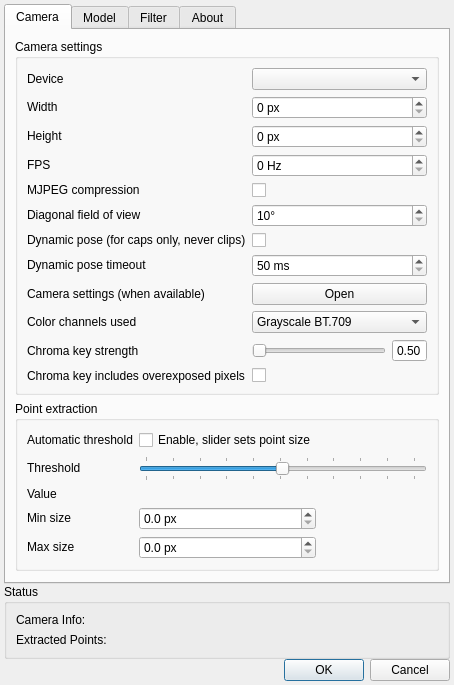
The window that tracker-pt/FTNoIR_PT_Controls.ui (opentrack/opentrack) describes before a commit, drawn with Qt 5.
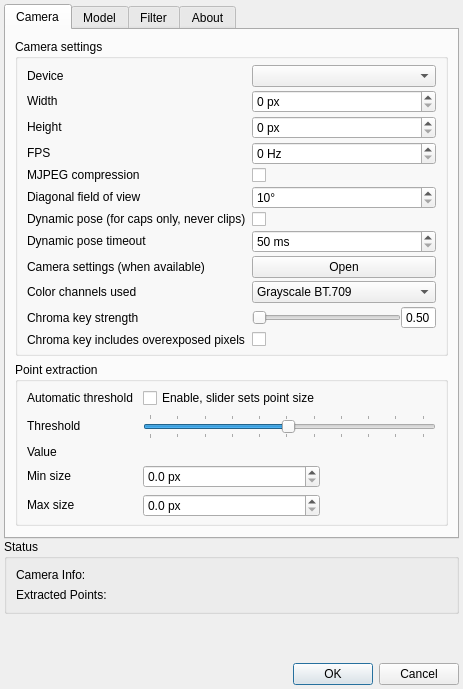
The same window after the commit. Icons and pictures are not drawn.

Commit message: tracker/pt: make dialog fit within 1280x800

Patch:
```diff
--- a/tracker-pt/FTNoIR_PT_Controls.ui
+++ b/tracker-pt/FTNoIR_PT_Controls.ui
@@ -9,8 +9,8 @@
    <rect>
     <x>0</x>
     <y>0</y>
-    <width>413</width>
-    <height>630</height>
+    <width>463</width>
+    <height>689</height>
    </rect>
   </property>
   <property name="sizePolicy">
@@ -79,6 +79,15 @@
           <string>Camera settings</string>
          </property>
          <layout class="QGridLayout" name="gridLayout_2">
+          <property name="topMargin">
+           <number>6</number>
+          </property>
+          <property name="bottomMargin">
+           <number>6</number>
+          </property>
+          <property name="verticalSpacing">
+           <number>3</number>
+          </property>
           <item row="11" column="1">
            <widget class="QCheckBox" name="chroma_key_overexposed">
             <property name="text">
@@ -520,6 +529,15 @@
           <string>Point extraction</string>
          </property>
          <layout class="QGridLayout" name="gridLayout_7">
+          <property name="topMargin">
+           <number>6</number>
+          </property>
+          <property name="bottomMargin">
+           <number>6</number>
+          </property>
+          <property name="verticalSpacing">
+           <number>6</number>
+          </property>
           <item row="1" column="0">
            <widget class="QLabel" name="label">
             <property name="sizePolicy">
@@ -704,19 +722,6 @@
          </layout>
         </widget>
        </item>
-       <item>
-        <spacer name="verticalSpacer">
-         <property name="orientation">
-          <enum>Qt::Vertical</enum>
-         </property>
-         <property name="sizeHint" stdset="0">
-          <size>
-           <width>20</width>
-           <height>1</height>
-          </size>
-         </property>
-        </spacer>
-       </item>
       </layout>
      </widget>
      <widget class="QWidget" name="tab_4">
@@ -1747,6 +1752,19 @@
      </layout>
     </widget>
    </item>
+   <item>
+    <spacer name="verticalSpacer">
+     <property name="orientation">
+      <enum>Qt::Orientation::Vertical</enum>
+     </property>
+     <property name="sizeHint" stdset="0">
+      <size>
+       <width>20</width>
+       <height>1</height>
+      </size>
+     </property>
+    </spacer>
+   </item>
    <item>
     <widget class="QDialogButtonBox" name="buttonBox">
      <property name="sizePolicy">
```
Left out of the diff: 76 changed lines with no effect on the pictures.
